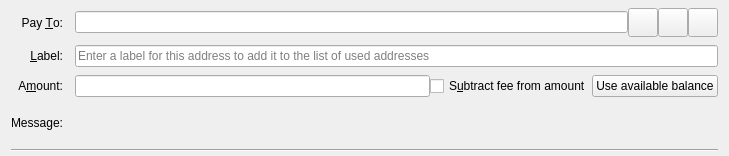
This is src/qt/forms/sendcoinsentry.ui in equalishcoin/equalishcoind as Qt 5 draws it before an edit. The edited form follows.
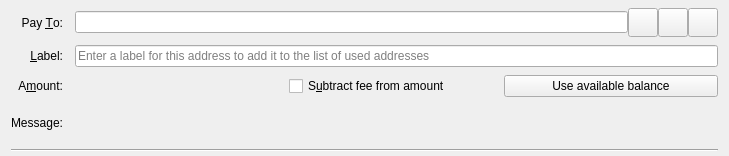
This is the edited form. Icons and pictures are not drawn. Custom widgets are drawn as their Qt base class.

Commit message: qt: Fix `BitcoinAmountField`'s base widget

What changed in the file:
```diff
--- a/src/qt/forms/sendcoinsentry.ui
+++ b/src/qt/forms/sendcoinsentry.ui
@@ -229,7 +229,7 @@
   </customwidget>
   <customwidget>
    <class>BitcoinAmountField</class>
-   <extends>QLineEdit</extends>
+   <extends>QWidget</extends>
    <header>qt/bitcoinamountfield.h</header>
    <container>1</container>
   </customwidget>
```
